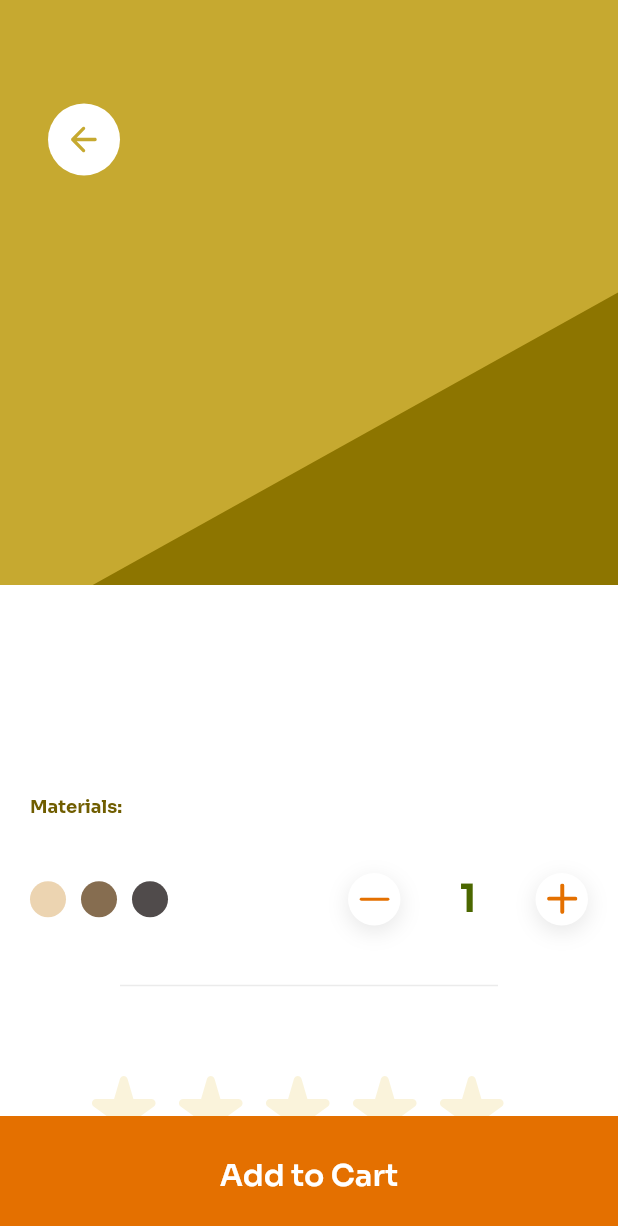
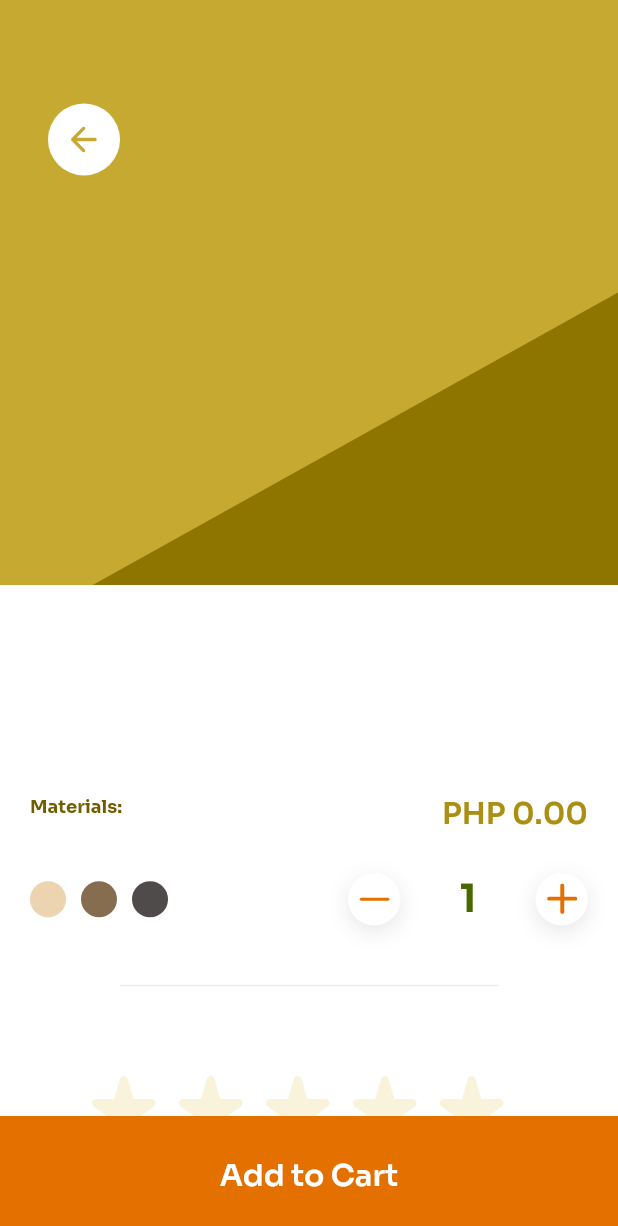
Before and after one commit to conraduouou/toolmart, a Flutter app: the ItemScreen screen opened directly with empty values, on a phone screen of 412 x 824 dp. Shown: the top 1226 px of the screen. Run offline on Flutter 3.47's test engine with Material 2 defaults, Android fonts, the phone set to English and light mode, and no system bars; our stand-ins replace flutter_secure_storage, flutter_svg; accounts and stored records are empty.

Commit message:
+1: show item price in item screen

```diff
--- a/lib/screens/item/item_screen.dart
+++ b/lib/screens/item/item_screen.dart
@@ -183,6 +183,13 @@ class _ItemScreenDetails extends StatelessWidget {
             ),
           ),
           const SizedBox(height: 50),
+          Row(
+            crossAxisAlignment: CrossAxisAlignment.start,
+            children: [
+              Column(
+                crossAxisAlignment: CrossAxisAlignment.start,
+                mainAxisSize: MainAxisSize.min,
+                children: [
                   Text(
                     'Materials:',
                     style: kLabelStyle.copyWith(
@@ -196,6 +203,18 @@ class _ItemScreenDetails extends StatelessWidget {
                       color: kNeutralColor.shade60,
                       fontWeight: FontWeight.normal,
                     ),
+                  ),
+                ],
+              ),
+              const Spacer(),
+              Text(
+                'PHP ${itemDetails.price!.toStringAsFixed(2)}',
+                style: kTitleStyle.copyWith(
+                  fontWeight: FontWeight.w600,
+                  color: kTertiaryColor.shade60,
+                ),
+              )
+            ],
           ),
           const SizedBox(height: 18),
           Row(
```
Lines whose indentation alone changed are shown as unchanged.
